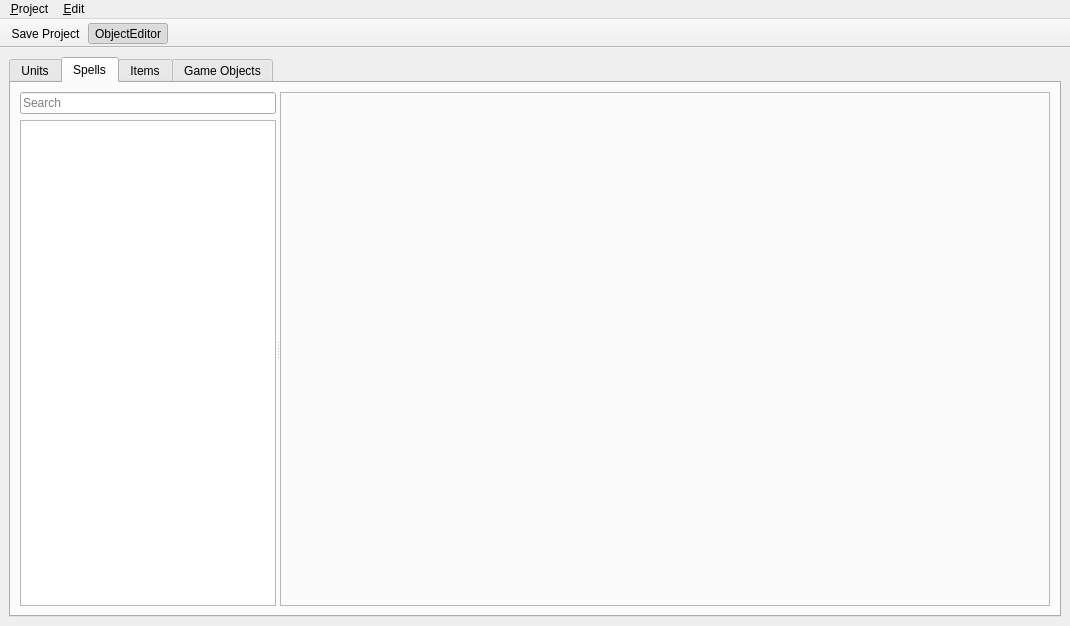
This is editor/ui/object_editor.ui in Kyoril/wow-pp as Qt 5 draws it before an edit. The edited form follows.
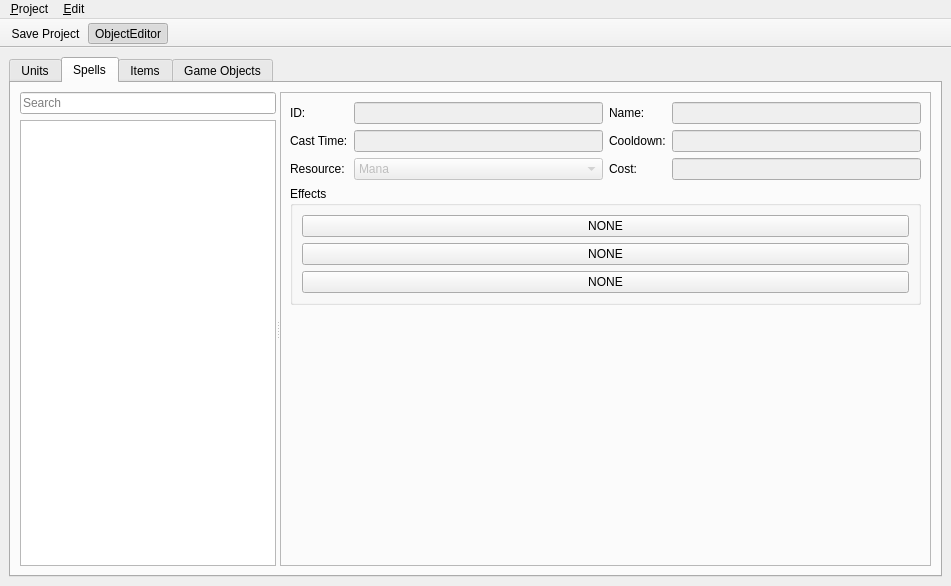
This is the edited form. The open tabs and pages were chosen to show the change. Icons and pictures are not drawn.

```diff
--- a/editor/ui/object_editor.ui
+++ b/editor/ui/object_editor.ui
@@ -6,8 +6,8 @@
    <rect>
     <x>0</x>
     <y>0</y>
-    <width>1070</width>
-    <height>626</height>
+    <width>951</width>
+    <height>586</height>
    </rect>
   </property>
   <property name="windowTitle">
@@ -172,6 +172,182 @@
            <property name="frameShadow">
             <enum>QFrame::Raised</enum>
            </property>
+           <layout class="QVBoxLayout" name="verticalLayout_6">
+            <item>
+             <layout class="QHBoxLayout" name="horizontalLayout_2">
+              <item>
+               <layout class="QFormLayout" name="formLayout">
+                <item row="0" column="0">
+                 <widget class="QLabel" name="label">
+                  <property name="text">
+                   <string>ID:</string>
+                  </property>
+                 </widget>
+                </item>
+                <item row="0" column="1">
+                 <widget class="QLineEdit" name="spellIdField">
+                  <property name="enabled">
+                   <bool>false</bool>
+                  </property>
+                 </widget>
+                </item>
+                <item row="1" column="0">
+                 <widget class="QLabel" name="label_3">
+                  <property name="text">
+                   <string>Cast Time:</string>
+                  </property>
+                 </widget>
+                </item>
+                <item row="1" column="1">
+                 <widget class="QLineEdit" name="castTimeField">
+                  <property name="enabled">
+                   <bool>false</bool>
+                  </property>
+                 </widget>
+                </item>
+                <item row="2" column="0">
+                 <widget class="QLabel" name="label_4">
+                  <property name="text">
+                   <string>Resource:</string>
+                  </property>
+                 </widget>
+                </item>
+                <item row="2" column="1">
+                 <widget class="QComboBox" name="resourceField">
+                  <property name="enabled">
+                   <bool>false</bool>
+                  </property>
+                  <item>
+                   <property name="text">
+                    <string>Mana</string>
+                   </property>
+                  </item>
+                  <item>
+                   <property name="text">
+                    <string>Rage</string>
+                   </property>
+                  </item>
+                  <item>
+                   <property name="text">
+                    <string>Focus</string>
+                   </property>
+                  </item>
+                  <item>
+                   <property name="text">
+                    <string>Energy</string>
+                   </property>
+                  </item>
+                  <item>
+                   <property name="text">
+                    <string>Happiness</string>
+                   </property>
+                  </item>
+                 </widget>
+                </item>
+               </layout>
+              </item>
+              <item>
+               <layout class="QFormLayout" name="formLayout_2">
+                <item row="0" column="0">
+                 <widget class="QLabel" name="label_2">
+                  <property name="text">
+                   <string>Name:</string>
+                  </property>
+                 </widget>
+                </item>
+                <item row="0" column="1">
+                 <widget class="QLineEdit" name="spellNameField">
+                  <property name="enabled">
+                   <bool>false</bool>
+                  </property>
+                 </widget>
+                </item>
+                <item row="1" column="0">
+                 <widget class="QLabel" name="label_5">
+                  <property name="text">
+                   <string>Cooldown:</string>
+                  </property>
+                 </widget>
+                </item>
+                <item row="1" column="1">
+                 <widget class="QLineEdit" name="cooldownField">
+                  <property name="enabled">
+                   <bool>false</bool>
+                  </property>
+                 </widget>
+                </item>
+                <item row="2" column="0">
+                 <widget class="QLabel" name="label_6">
+                  <property name="text">
+                   <string>Cost:</string>
+                  </property>
+                 </widget>
+                </item>
+                <item row="2" column="1">
+                 <widget class="QLineEdit" name="costField">
+                  <property name="enabled">
+                   <bool>false</bool>
+                  </property>
+                 </widget>
+                </item>
+               </layout>
+              </item>
+             </layout>
+            </item>
+            <item>
+             <layout class="QVBoxLayout" name="verticalLayout">
+              <item>
+               <widget class="QGroupBox" name="groupBox">
+                <property name="title">
+                 <string>Effects</string>
+                </property>
+                <layout class="QVBoxLayout" name="verticalLayout_7">
+                 <property name="sizeConstraint">
+                  <enum>QLayout::SetDefaultConstraint</enum>
+                 </property>
+                 <item>
+                  <widget class="QPushButton" name="effectButton1">
+                   <property name="text">
+                    <string>NONE</string>
+                   </property>
+                  </widget>
+                 </item>
+                 <item>
+                  <widget class="QPushButton" name="effectButton2">
+                   <property name="text">
+                    <string>NONE</string>
+                   </property>
+                  </widget>
+                 </item>
+                 <item>
+                  <widget class="QPushButton" name="effectButton3">
+                   <property name="text">
+                    <string>NONE</string>
+                   </property>
+                  </widget>
+                 </item>
+                </layout>
+               </widget>
+              </item>
+             </layout>
+            </item>
+            <item>
+             <spacer name="verticalSpacer">
+              <property name="orientation">
+               <enum>Qt::Vertical</enum>
+              </property>
+              <property name="sizeType">
+               <enum>QSizePolicy::Expanding</enum>
+              </property>
+              <property name="sizeHint" stdset="0">
+               <size>
+                <width>20</width>
+                <height>40</height>
+               </size>
+              </property>
+             </spacer>
+            </item>
+           </layout>
           </widget>
          </widget>
         </item>
@@ -200,7 +376,7 @@
     <rect>
      <x>0</x>
      <y>0</y>
-     <width>1070</width>
+     <width>951</width>
      <height>21</height>
     </rect>
    </property>
```
Left out of the diff: 2 changed lines with no effect on the pictures.
